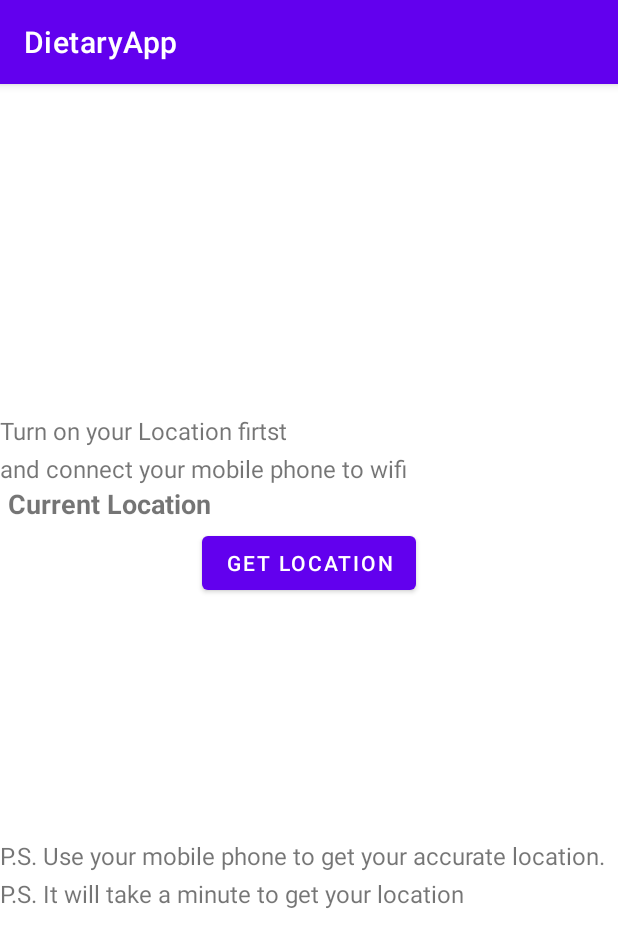
After one commit to judesalvacion/dietaryapp, an Android app: the location screen opened directly, with no data from a screen before it, on a phone screen of 412 x 824 dp. The commit adds this screen. Shown: the top 947 px of the screen. Run offline under Robolectric (Android 15) with nearby library versions, the phone set to English and light mode, and no system bars; Roboto replaces fonts that are not available here.

Commit message:
Dietary App

```diff
--- /dev/null
+++ b/app/src/main/java/com/example/dietaryapp/location.java
@@ -0,0 +1,98 @@
+package com.example.dietaryapp;
+
+import androidx.annotation.NonNull;
+import androidx.appcompat.app.AppCompatActivity;
+import androidx.core.app.ActivityCompat;
+import androidx.core.content.ContextCompat;
+
+import android.Manifest;
+import android.annotation.SuppressLint;
+import android.content.pm.PackageManager;
+import android.location.Address;
+import android.location.Geocoder;
+import android.location.Location;
+import android.location.LocationListener;
+import android.location.LocationManager;
+import android.os.Bundle;
+import android.view.View;
+import android.widget.Button;
+import android.widget.TextView;
+import android.widget.Toast;
+
+import java.util.List;
+import java.util.Locale;
+
+public class location extends AppCompatActivity  implements LocationListener {
+
+    Button button_location;
+    TextView textView_Location;
+    LocationManager locationManager;
+
+    @Override
+    protected void onCreate(Bundle savedInstanceState) {
+        super.onCreate(savedInstanceState);
+        setContentView(R.layout.activity_location);
+        button_location = findViewById(R.id.bt_location);
+        textView_Location = findViewById(R.id.text_location);
+
+        if(ContextCompat.checkSelfPermission(location.this, Manifest.permission.ACCESS_FINE_LOCATION)
+                != PackageManager.PERMISSION_GRANTED){
+            ActivityCompat.requestPermissions(location.this,new String[]{
+                    Manifest.permission.ACCESS_FINE_LOCATION
+            }, 100);
+        }
+
+        button_location.setOnClickListener(new View.OnClickListener() {
+            @Override
+            public void onClick(View v) {
+                getLocation();
+            }
+        });
+    }
+
+    @SuppressLint("MissingPermission")
+    private void getLocation() {
+
+        try {
+            locationManager = (LocationManager) getApplicationContext().getSystemService(LOCATION_SERVICE);
+            locationManager.requestLocationUpdates(LocationManager.GPS_PROVIDER, 0, 0,location.this);
+
+        }catch (Exception e){
+            e.printStackTrace();
+        }
+
+
+    }
+
+    @Override
+    public void onLocationChanged(@NonNull Location location) {
+        Toast.makeText(this,""+location.getLatitude()+","+location.getLatitude(), Toast.LENGTH_SHORT).show();
+
+        try {
+            Geocoder geocoder = new Geocoder(location.this, Locale.getDefault());
+            List<Address> addresses = geocoder.getFromLocation(location.getLatitude(),location.getLongitude(),1);
+            String address = addresses.get(0).getAddressLine(0);
+
+            textView_Location.setText(address);
+
+        }catch (Exception e){
+            e.printStackTrace();
+        }
+
+    }
+
+    @Override
+    public void onStatusChanged(String provider, int status, Bundle extras) {
+
+    }
+
+    @Override
+    public void onProviderEnabled(@NonNull String provider) {
+
+    }
+
+    @Override
+    public void onProviderDisabled(@NonNull String provider) {
+
+    }
+}
--- /dev/null
+++ b/app/src/main/res/layout/activity_location.xml
@@ -0,0 +1,64 @@
+<?xml version="1.0" encoding="utf-8"?>
+<LinearLayout
+    xmlns:android="http://schemas.android.com/apk/res/android"
+    xmlns:app="http://schemas.android.com/apk/res-auto"
+    xmlns:tools="http://schemas.android.com/tools"
+    android:orientation="vertical"
+    android:layout_gravity="center"
+    android:gravity="center"
+    android:layout_width="match_parent"
+    android:layout_height="match_parent"
+    tools:context=".MainActivity">
+
+    <TextView
+        android:layout_width="match_parent"
+        android:layout_height="wrap_content"
+        android:layout_marginTop="3dp"
+        android:text="Turn on your Location firtst"
+        android:textSize="16dp" />
+    <TextView
+        android:layout_width="match_parent"
+        android:layout_height="wrap_content"
+        android:layout_marginTop="3dp"
+        android:text="and connect your mobile phone to wifi"
+        android:textSize="16dp"/>
+
+    <TextView
+        android:id="@+id/text_location"
+        android:textSize="18sp"
+        android:textStyle="bold"
+        android:text="Current Location"
+        android:layout_marginRight="5dp"
+        android:layout_marginLeft="5dp"
+        android:layout_width="match_parent"
+        android:layout_height="wrap_content"/>
+
+    <Button
+        android:id="@+id/bt_location"
+        android:layout_width="wrap_content"
+        android:layout_height="wrap_content"
+        android:layout_marginTop="3dp"
+        android:text="Get Location" />
+
+
+    <TextView
+        android:layout_marginTop="1in"
+        android:textSize="16dp"
+        android:layout_width="match_parent"
+        android:layout_height="wrap_content"
+        android:text="P.S. Use your mobile phone to get your accurate location."/>
+
+
+    <TextView
+        android:layout_width="match_parent"
+        android:layout_height="wrap_content"
+        android:layout_marginTop="3dp"
+        android:text="P.S. It will take a minute to get your location"
+        android:textSize="16dp"/>
+
+
+
+
+
+
+</LinearLayout>
```
Also changed, not shown: app/src/main/AndroidManifest.xml (+10 -0 lines), app/src/main/java/com/example/dietaryapp/camera.java (added, +47 -0 lines), app/src/main/java/com/example/dietaryapp/page3.java (+23 -1 lines), app/src/main/res/layout/activity_camera.xml (added, +32 -0 lines), app/src/main/res/layout/activity_page3.xml (+17 -0 lines).
